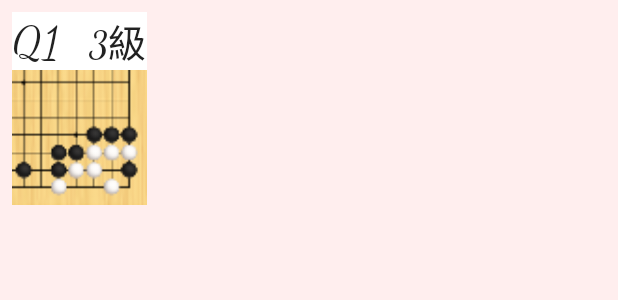
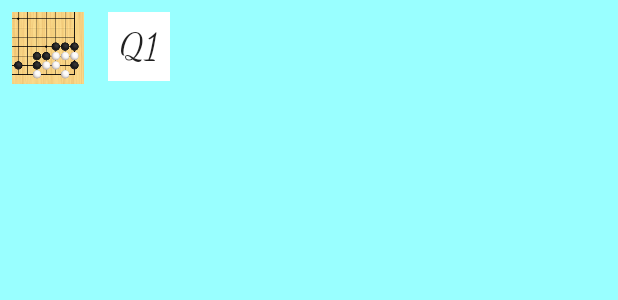
Before and after one commit to intenseG/TsumegonoMori_Old, an Android app: the layout list_item.xml on its own in the app's theme, with its tools: preview values and no code run, on a phone screen of 412 x 824 dp. Shown: the top 300 px of the screen. Run offline under Robolectric (Android 15) with nearby library versions, the phone set to English and light mode, and no system bars.

```diff
--- a/app/src/main/res/layout/list_item.xml
+++ b/app/src/main/res/layout/list_item.xml
@@ -1,54 +1,34 @@
 <?xml version="1.0" encoding="utf-8"?>
 <LinearLayout xmlns:android="http://schemas.android.com/apk/res/android"
-              android:orientation="vertical"
+              android:padding="8dp"
+              android:orientation="horizontal"
+              android:background="#99ffff"
               android:layout_width="match_parent"
-              android:layout_height="match_parent"
-              android:background="#ffeeee"
-              android:padding="8dp">
+              android:layout_height="match_parent">
 
-    <RelativeLayout
+    <ImageView
+        android:id="@+id/problem_icon"
         android:layout_width="wrap_content"
         android:layout_height="wrap_content"
-        android:background="#ffffff">
+        android:src="@mipmap/ic_launcher"
+        android:layout_marginRight="16dp"/>
 
-        <LinearLayout
-            android:id="@+id/listview_text"
-            android:layout_width="wrap_content"
-            android:layout_height="wrap_content"
-            android:orientation="horizontal">
+    <LinearLayout
+        android:orientation="vertical"
+        android:background="#ffffff"
+        android:padding="8dp"
+        android:layout_width="wrap_content"
+        android:layout_height="wrap_content">
 
         <TextView
             android:id="@+id/q_num"
+            android:text="Q1"
+            android:textSize="24sp"
             android:layout_width="wrap_content"
             android:layout_height="wrap_content"
-            android:layout_centerVertical="true"
-            android:text="Q1"
-            android:textSize="30sp"
-            android:textAppearance="@style/TextAppearance.AppCompat"
+            android:textAppearance="@style/TextAppearance.AppCompat.Body1"
             android:fontFamily="cursive"/>
-
-        <TextView
-            android:id="@+id/q_level"
-            android:layout_width="wrap_content"
-            android:layout_height="wrap_content"
-            android:text="3級"
-            android:layout_marginLeft="20dp"
-            android:layout_toRightOf="@+id/q_num"
-            android:layout_centerVertical="true"
-            android:textAppearance="@style/TextAppearance.AppCompat.Body1"
-            android:fontFamily="cursive"
-            android:textSize="25sp"/>
 
         </LinearLayout>
 
-        <ImageView
-            android:id="@+id/problem_icon"
-            android:layout_width="90dp"
-            android:layout_height="90dp"
-            android:layout_below="@+id/listview_text"
-            android:background="@mipmap/ic_launcher"
-            android:layout_alignParentLeft="true"/>
-
-    </RelativeLayout>
-
-</LinearLayout>
+    </LinearLayout>
--- a/app/src/main/res/layout/problem_list.xml
+++ b/app/src/main/res/layout/problem_list.xml
@@ -1,5 +1,5 @@
 <?xml version="1.0" encoding="utf-8"?>
-<android.support.design.widget.CoordinatorLayout
+<LinearLayout
     xmlns:android="http://schemas.android.com/apk/res/android"
     xmlns:app="http://schemas.android.com/apk/res-auto"
     xmlns:tools="http://schemas.android.com/tools"
@@ -11,6 +11,6 @@
     <ListView
         android:id="@+id/listView1"
         android:layout_width="match_parent"
-        android:layout_height="wrap_content"/>
+        android:layout_height="match_parent"/>
 
-</android.support.design.widget.CoordinatorLayout>
+</LinearLayout>
```
Also changed, not shown: app/src/main/java/com/example/oubeika/tsumegonomori/GoData.java (+5 -3 lines), app/src/main/java/com/example/oubeika/tsumegonomori/GoDataAdapter.java (+34 -22 lines), app/src/main/java/com/example/oubeika/tsumegonomori/ProblemList.java (+51 -30 lines), app/src/main/java/com/example/oubeika/tsumegonomori/ZahyoChanger.java (+21 -20 lines).
